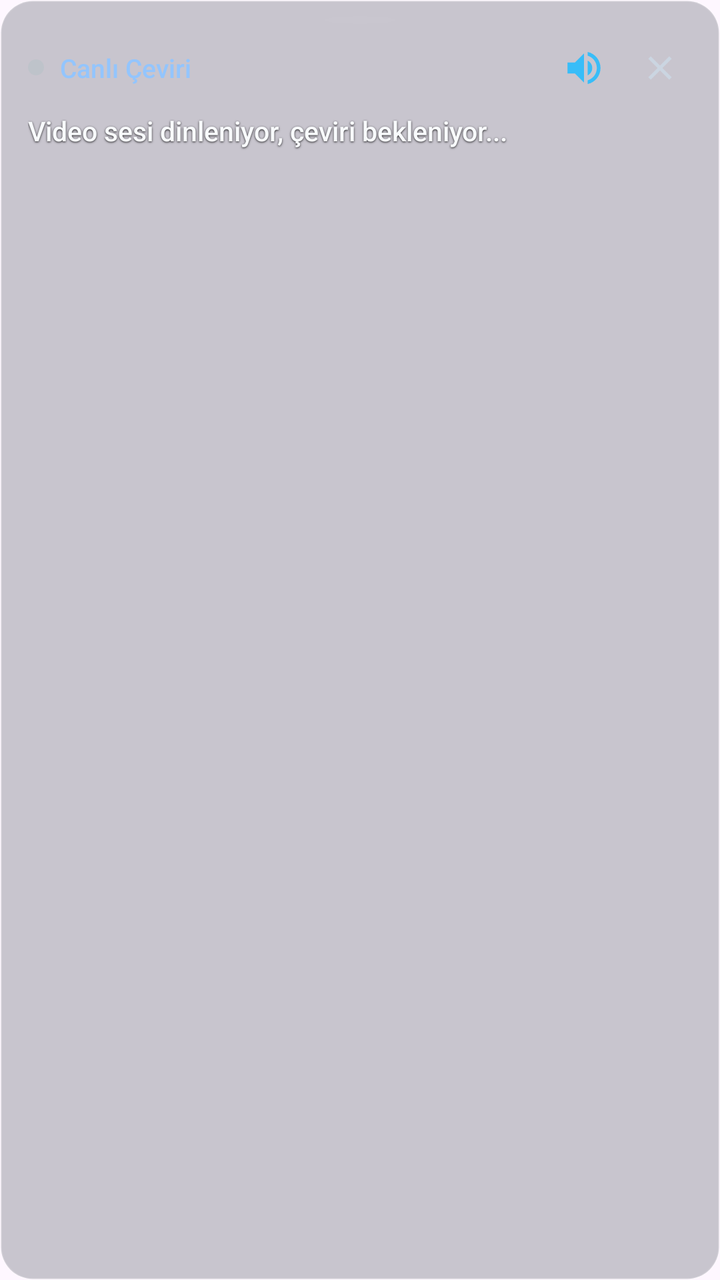
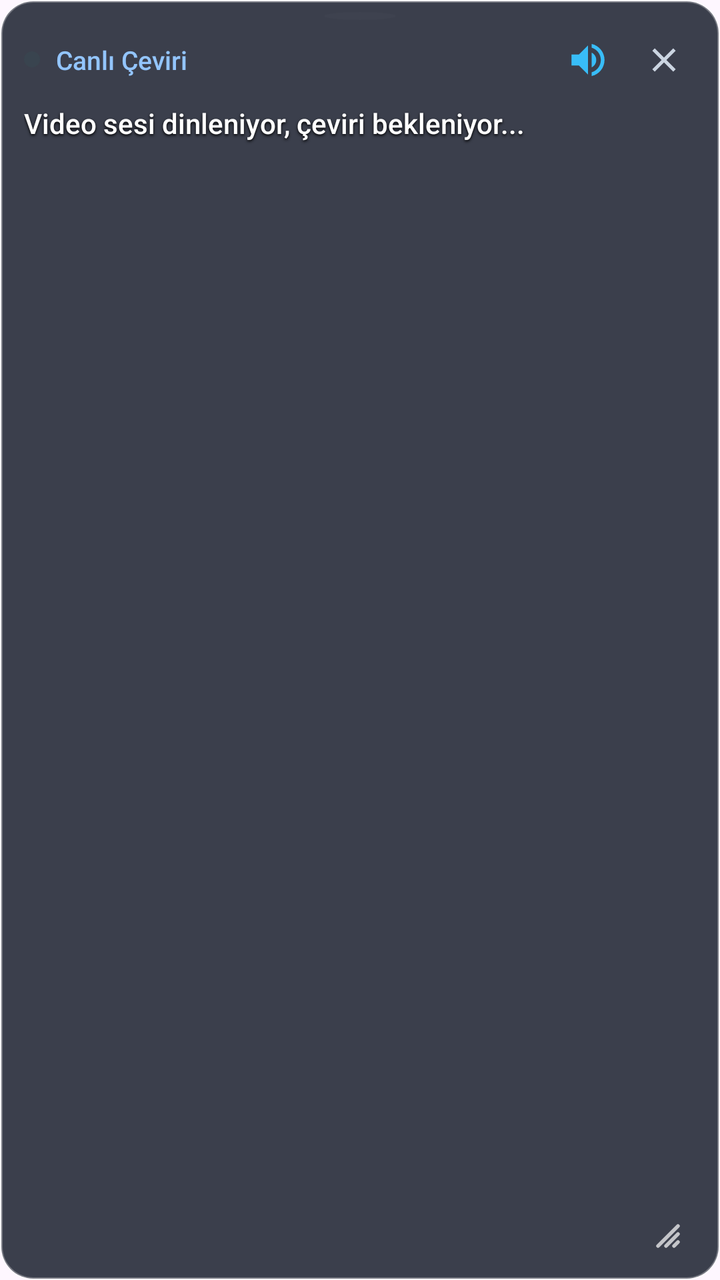

Compare the two renders of this Android layout. The source of the first and the diff that turns it into the second are given below.
<!-- AndroidManifest.xml: application theme Theme.GeminiCompanion -->
<!-- res/layout/layout_floating_subtitles.xml -->
<?xml version="1.0" encoding="utf-8"?>
<LinearLayout xmlns:android="http://schemas.android.com/apk/res/android"
    android:id="@+id/subtitleContainer"
    android:layout_width="match_parent"
    android:layout_height="wrap_content"
    android:background="@drawable/bg_glass_subtitle_card"
    android:elevation="8dp"
    android:orientation="vertical"
    android:paddingStart="14dp"
    android:paddingTop="8dp"
    android:paddingEnd="14dp"
    android:paddingBottom="12dp">

    
    <View
        android:id="@+id/viewDragHandle"
        android:layout_width="36dp"
        android:layout_height="4dp"
        android:layout_gravity="center_horizontal"
        android:layout_marginBottom="6dp"
        android:background="@drawable/bg_action_circle"
        android:backgroundTint="#4DFFFFFF" />

    
    <LinearLayout
        android:id="@+id/headerContainer"
        android:layout_width="match_parent"
        android:layout_height="wrap_content"
        android:layout_marginBottom="6dp"
        android:gravity="center_vertical"
        android:orientation="horizontal">

        
        <LinearLayout
            android:layout_width="0dp"
            android:layout_height="wrap_content"
            android:layout_weight="1"
            android:gravity="center_vertical"
            android:orientation="horizontal">

            <View
                android:id="@+id/viewLiveDot"
                android:layout_width="8dp"
                android:layout_height="8dp"
                android:background="@drawable/bg_action_circle"
                android:backgroundTint="#10B981" />

            <TextView
                android:id="@+id/tvSubtitleHeader"
                android:layout_width="wrap_content"
                android:layout_height="wrap_content"
                android:layout_marginStart="8dp"
                android:fontFamily="sans-serif-medium"
                android:text="Canlı Çeviri"
                android:textColor="#93C5FD"
                android:textSize="13sp" />
        </LinearLayout>

        
        <LinearLayout
            android:layout_width="wrap_content"
            android:layout_height="wrap_content"
            android:gravity="center_vertical"
            android:orientation="horizontal">

            
            <ImageView
                android:id="@+id/btnToggleVoice"
                android:layout_width="32dp"
                android:layout_height="32dp"
                android:layout_marginEnd="6dp"
                android:background="@drawable/ripple_round"
                android:clickable="true"
                android:contentDescription="AI Sesi Aç/Kapat"
                android:focusable="true"
                android:padding="5dp"
                android:src="@drawable/ic_volume_up"
                android:tint="#38BDF8" />

            
            <ImageView
                android:id="@+id/btnCloseSubtitle"
                android:layout_width="32dp"
                android:layout_height="32dp"
                android:background="@drawable/ripple_round"
                android:clickable="true"
                android:contentDescription="Altyazıyı Gizle"
                android:focusable="true"
                android:padding="6dp"
                android:src="@drawable/ic_close"
                android:tint="#CBD5E1" />
        </LinearLayout>
    </LinearLayout>

    
    <TextView
        android:id="@+id/tvLiveSubtitleText"
        android:layout_width="match_parent"
        android:layout_height="wrap_content"
        android:minHeight="40dp"
        android:ellipsize="end"
        android:fontFamily="sans-serif-medium"
        android:lineSpacingExtra="3dp"
        android:maxLines="4"
        android:shadowColor="#DD000000"
        android:shadowDx="0"
        android:shadowDy="1"
        android:shadowRadius="2"
        android:text="Video sesi dinleniyor, çeviri bekleniyor..."
        android:textColor="#F8FAFC"
        android:textSize="13.5sp" />

</LinearLayout>
<!-- resources referenced by this layout -->
<resources>
  <!-- drawable bg_action_circle (drawable) -->
  <?xml version="1.0" encoding="utf-8"?>
  <shape xmlns:android="http://schemas.android.com/apk/res/android"
      android:shape="oval">
      <solid android:color="#0D0F172A" />
  </shape>
  <!-- drawable bg_glass_subtitle_card (drawable) -->
  <?xml version="1.0" encoding="utf-8"?>
  <shape xmlns:android="http://schemas.android.com/apk/res/android"
      android:shape="rectangle">
      <corners android:radius="16dp" />
      
      <solid android:color="#380B1220" />
      <stroke
          android:width="1dp"
          android:color="#2BFFFFFF" />
      <padding
          android:bottom="8dp"
          android:left="14dp"
          android:right="14dp"
          android:top="8dp" />
  </shape>
  <!-- drawable ic_close (drawable) -->
  <vector xmlns:android="http://schemas.android.com/apk/res/android"
      android:width="24dp"
      android:height="24dp"
      android:viewportWidth="24"
      android:viewportHeight="24">
      <path
          android:fillColor="#94A3B8"
          android:pathData="M19,6.41L17.59,5 12,10.59 6.41,5 5,6.41 10.59,12 5,17.59 6.41,19 12,13.41 17.59,19 19,17.59 13.41,12z" />
  </vector>
  <!-- drawable ic_volume_up (drawable) -->
  <vector xmlns:android="http://schemas.android.com/apk/res/android"
      android:width="24dp"
      android:height="24dp"
      android:viewportWidth="24"
      android:viewportHeight="24">
      <path
          android:fillColor="#E2E8F0"
          android:pathData="M3,9v6h4l5,5V4L7,9H3zm13.5,3c0,-1.77 -1.02,-3.29 -2.5,-4.03v8.05c1.48,-0.73 2.5,-2.25 2.5,-4.02zM14,3.23v2.06c2.89,0.86 5,3.54 5,6.71s-2.11,5.85 -5,6.71v2.06c4.01,-0.91 7,-4.49 7,-8.77s-2.99,-7.86 -7,-8.77z"/>
  </vector>
  <!-- drawable ripple_round (drawable) -->
  <?xml version="1.0" encoding="utf-8"?>
  <ripple xmlns:android="http://schemas.android.com/apk/res/android"
      android:color="#33000000">
      <item android:id="@android:id/mask">
          <shape android:shape="oval">
              <solid android:color="#FFFFFF" />
          </shape>
      </item>
  </ripple>
  <style name="Theme.GeminiCompanion" parent="Theme.Material3.DayNight.NoActionBar">
          <item name="colorPrimary">@color/gemini_blue</item>
          <item name="colorSecondary">@color/gemini_purple</item>
          <item name="android:statusBarColor">@android:color/transparent</item>
          <item name="android:navigationBarColor">@android:color/transparent</item>
      </style>
  <color name="gemini_blue">#3B82F6</color>
  <color name="gemini_purple">#8B5CF6</color>
</resources>

<!-- the commit's change to res/layout/layout_floating_subtitles.xml (unified diff, before → after) -->
@@ -2,14 +2,14 @@
 <LinearLayout xmlns:android="http://schemas.android.com/apk/res/android"
     android:id="@+id/subtitleContainer"
     android:layout_width="match_parent"
-    android:layout_height="wrap_content"
+    android:layout_height="match_parent"
     android:background="@drawable/bg_glass_subtitle_card"
     android:elevation="8dp"
     android:orientation="vertical"
-    android:paddingStart="14dp"
-    android:paddingTop="8dp"
-    android:paddingEnd="14dp"
-    android:paddingBottom="12dp">
+    android:paddingStart="12dp"
+    android:paddingTop="6dp"
+    android:paddingEnd="12dp"
+    android:paddingBottom="8dp">
 
     
     <View
@@ -17,7 +17,7 @@
         android:layout_width="36dp"
         android:layout_height="4dp"
         android:layout_gravity="center_horizontal"
-        android:layout_marginBottom="6dp"
+        android:layout_marginBottom="4dp"
         android:background="@drawable/bg_action_circle"
         android:backgroundTint="#4DFFFFFF" />
 
@@ -93,21 +93,50 @@
     </LinearLayout>
 
     
-    <TextView
-        android:id="@+id/tvLiveSubtitleText"
+    <FrameLayout
         android:layout_width="match_parent"
-        android:layout_height="wrap_content"
-        android:minHeight="40dp"
-        android:ellipsize="end"
-        android:fontFamily="sans-serif-medium"
-        android:lineSpacingExtra="3dp"
-        android:maxLines="4"
-        android:shadowColor="#DD000000"
-        android:shadowDx="0"
-        android:shadowDy="1"
-        android:shadowRadius="2"
-        android:text="Video sesi dinleniyor, çeviri bekleniyor..."
-        android:textColor="#F8FAFC"
-        android:textSize="13.5sp" />
+        android:layout_height="0dp"
+        android:layout_weight="1">
+
+        <ScrollView
+            android:id="@+id/scrollSubtitleText"
+            android:layout_width="match_parent"
+            android:layout_height="match_parent"
+            android:fillViewport="true"
+            android:overScrollMode="never"
+            android:scrollbars="none">
+
+            
+            <TextView
+                android:id="@+id/tvLiveSubtitleText"
+                android:layout_width="match_parent"
+                android:layout_height="wrap_content"
+                android:minHeight="32dp"
+                android:ellipsize="end"
+                android:fontFamily="sans-serif-medium"
+                android:lineSpacingExtra="3.5dp"
+                android:paddingEnd="22dp"
+                android:paddingBottom="4dp"
+                android:shadowColor="#FF000000"
+                android:shadowDx="0"
+                android:shadowDy="1.5"
+                android:shadowRadius="3"
+                android:text="Video sesi dinleniyor, çeviri bekleniyor..."
+                android:textColor="#FFFFFF"
+                android:textSize="14sp" />
+        </ScrollView>
+
+        
+        <ImageView
+            android:id="@+id/viewResizeHandle"
+            android:layout_width="32dp"
+            android:layout_height="32dp"
+            android:layout_gravity="bottom|end"
+            android:clickable="true"
+            android:focusable="true"
+            android:contentDescription="Boyutlandır"
+            android:padding="6dp"
+            android:src="@drawable/ic_resize_grip" />
+    </FrameLayout>
 
 </LinearLayout>
<!-- resource entries referenced after the edit -->
@@ -12,10 +12,10 @@
       android:shape="rectangle">
       <corners android:radius="16dp" />
       
-      <solid android:color="#380B1220" />
+      <solid android:color="#CC0B1220" />
       <stroke
-          android:width="1dp"
-          android:color="#2BFFFFFF" />
+          android:width="1.2dp"
+          android:color="#4DFFFFFF" />
       <padding
           android:bottom="8dp"
           android:left="14dp"
@@ -31,6 +31,19 @@
       <path
           android:fillColor="#94A3B8"
           android:pathData="M19,6.41L17.59,5 12,10.59 6.41,5 5,6.41 10.59,12 5,17.59 6.41,19 12,13.41 17.59,19 19,17.59 13.41,12z" />
+  </vector>
+  <!-- drawable ic_resize_grip (drawable) -->
+  <vector xmlns:android="http://schemas.android.com/apk/res/android"
+      android:width="20dp"
+      android:height="20dp"
+      android:viewportWidth="20"
+      android:viewportHeight="20">
+      
+      <path
+          android:strokeColor="#B3FFFFFF"
+          android:strokeWidth="1.8"
+          android:strokeLineCap="round"
+          android:pathData="M 17,7 L 7,17 M 17,11 L 11,17 M 17,15 L 15,17" />
   </vector>
   <!-- drawable ic_volume_up (drawable) -->
   <vector xmlns:android="http://schemas.android.com/apk/res/android"
